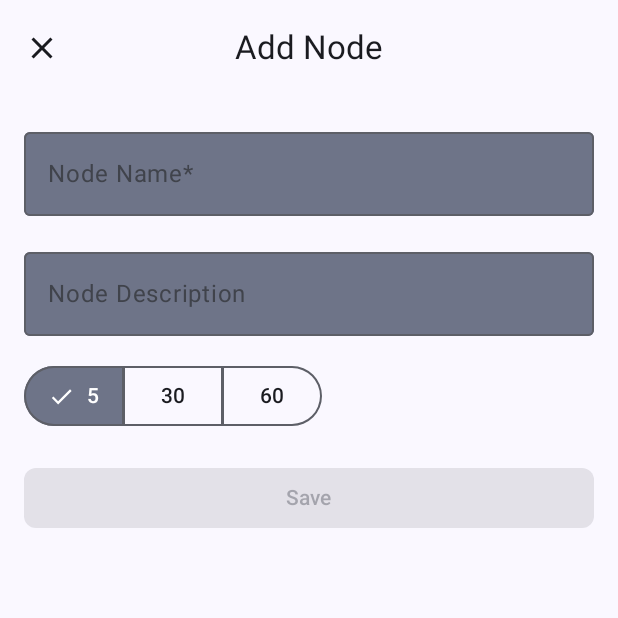
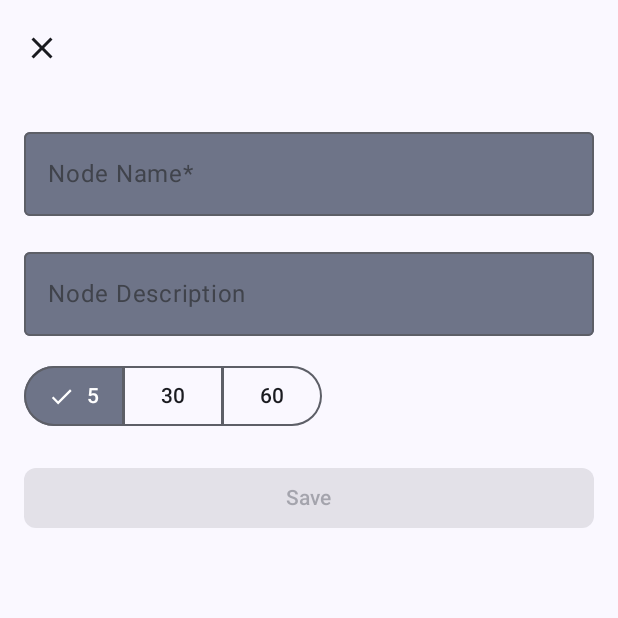
Before and after one commit to yf-1229/PiNode, an Android app built with Jetpack Compose: the NodeEntryScreen screen opened through its navigation route, on a phone screen of 412 x 824 dp, the top half of it. Run offline under Robolectric (Android 15) with nearby library versions, the phone set to English and light mode, and no system bars.

```diff
--- a/app/src/main/java/com/pinode/PiNodeApp.kt
+++ b/app/src/main/java/com/pinode/PiNodeApp.kt
@@ -23,14 +23,13 @@ fun PiNodeApp(navController: NavHostController = rememberNavController()) {
 @OptIn(ExperimentalMaterial3Api::class)
 @Composable
 fun PiNodeTopAppBar(
-    title: String,
     canNavigateBack: Boolean,
     modifier: Modifier = Modifier,
     scrollBehavior: TopAppBarScrollBehavior? = null,
     navigateUp: () -> Unit = {}
 ) {
     CenterAlignedTopAppBar(
-        title = { Text(title) },
+        title = { },
         modifier = modifier,
         scrollBehavior = scrollBehavior,
         navigationIcon = {
--- a/app/src/main/java/com/pinode/ui/home/HomeScreen.kt
+++ b/app/src/main/java/com/pinode/ui/home/HomeScreen.kt
@@ -27,7 +27,14 @@ import androidx.compose.foundation.shape.CircleShape
 import androidx.compose.foundation.verticalScroll
 import androidx.compose.material.icons.Icons
 import androidx.compose.material.icons.filled.Add
+import androidx.compose.material.icons.filled.Favorite
+import androidx.compose.material.icons.filled.Home
+import androidx.compose.material.icons.filled.Star
+import androidx.compose.material.icons.outlined.FavoriteBorder
+import androidx.compose.material.icons.outlined.Home
+import androidx.compose.material.icons.outlined.Star
 import androidx.compose.material3.AlertDialog
+import androidx.compose.material3.BottomAppBarDefaults.windowInsets
 import androidx.compose.material3.ButtonColors
 import androidx.compose.material3.ButtonDefaults
 import androidx.compose.material3.Card
@@ -36,6 +43,8 @@ import androidx.compose.material3.ExperimentalMaterial3Api
 import androidx.compose.material3.FloatingActionButton
 import androidx.compose.material3.Icon
 import androidx.compose.material3.MaterialTheme
+import androidx.compose.material3.NavigationBar
+import androidx.compose.material3.NavigationBarItem
 import androidx.compose.material3.OutlinedButton
 import androidx.compose.material3.Scaffold
 import androidx.compose.material3.Text
@@ -46,6 +55,7 @@ import androidx.compose.runtime.Composable
 import androidx.compose.runtime.LaunchedEffect
 import androidx.compose.runtime.collectAsState
 import androidx.compose.runtime.getValue
+import androidx.compose.runtime.mutableIntStateOf
 import androidx.compose.runtime.mutableStateOf
 import androidx.compose.runtime.remember
 import androidx.compose.runtime.rememberCoroutineScope
@@ -57,6 +67,7 @@ import androidx.compose.ui.draw.clip
 import androidx.compose.ui.graphics.Color
 import androidx.compose.ui.input.nestedscroll.nestedScroll
 import androidx.compose.ui.input.pointer.pointerInput
+import androidx.compose.ui.platform.LocalDensity
 import androidx.compose.ui.platform.LocalLayoutDirection
 import androidx.compose.ui.res.colorResource
 import androidx.compose.ui.res.dimensionResource
@@ -108,7 +119,6 @@ fun HomeScreen(
         modifier = modifier.nestedScroll(scrollBehavior.nestedScrollConnection),
         topBar = {
             PiNodeTopAppBar(
-                title = stringResource(HomeDestination.titleRes),
                 canNavigateBack = false,
                 scrollBehavior = scrollBehavior
             )
@@ -130,6 +140,9 @@ fun HomeScreen(
                 )
             }
         },
+        bottomBar = {
+            NavigationBarTest()
+        }
     ) { innerPadding ->
         var showDialog by remember { mutableStateOf(false) }
         HomeBody(
@@ -204,6 +217,36 @@ private fun HomeBody(
     }
 }
 
+
+@Composable
+fun NavigationBarTest() {
+    var selectedItem by remember { mutableIntStateOf(0) }
+    val items = listOf("Songs", "Artists", "Playlists")
+    val selectedIcons = listOf(Icons.Filled.Home, Icons.Filled.Favorite, Icons.Filled.Star)
+    val unselectedIcons =
+        listOf(Icons.Outlined.Home, Icons.Outlined.FavoriteBorder, Icons.Outlined.Star)
+    NavigationBar(
+        modifier = Modifier,
+        tonalElevation = 12.dp,
+
+        ) {
+        items.forEachIndexed { index, item ->
+            NavigationBarItem(
+                icon = {
+                    Icon(
+                        if (selectedItem == index) selectedIcons[index] else unselectedIcons[index],
+                        contentDescription = item
+                    )
+                },
+                label = { Text(item) },
+                selected = selectedItem == index,
+                onClick = { selectedItem = index },
+
+                )
+        }
+    }
+
+}
 
 @Composable
 private fun PiNodeList(
--- a/app/src/main/java/com/pinode/ui/item/NodeEditScreen.kt
+++ b/app/src/main/java/com/pinode/ui/item/NodeEditScreen.kt
@@ -39,7 +39,6 @@ fun NodeEditScreen(
     Scaffold(
         topBar = {
             PiNodeTopAppBar(
-                title = stringResource(NodeEditDestination.titleRes),
                 canNavigateBack = true,
                 navigateUp = onNavigateUp
             )
--- a/app/src/main/java/com/pinode/ui/item/NodeEntryScreen.kt
+++ b/app/src/main/java/com/pinode/ui/item/NodeEntryScreen.kt
@@ -58,7 +58,6 @@ fun NodeEntryScreen(
     Scaffold(
         topBar = {
             PiNodeTopAppBar(
-                title = stringResource(NodeEntryDestination.titleRes),
                 canNavigateBack = canNavigateBack,
                 navigateUp = onNavigateUp
             )
```
